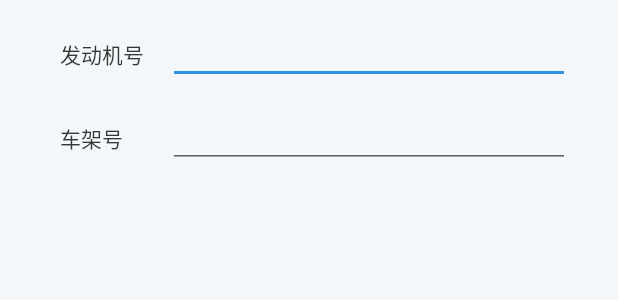
After one commit to miomin/KeeperPlus, an Android app: the layout fragment_sample.xml on its own in the app's theme, with its tools: preview values and no code run, on a phone screen of 412 x 824 dp. The commit adds this screen. Shown: the top 300 px of the screen. Run offline under Robolectric (Android 15) with nearby library versions, the phone set to English and light mode, and no system bars.

Commit message:
* [android] add Patient Home

```diff
--- a/app/src/main/java/com/scu/miomin/keeperplus/mvp/presenter/impl/LoginPresenter.java
+++ b/app/src/main/java/com/scu/miomin/keeperplus/mvp/presenter/impl/LoginPresenter.java
@@ -43,14 +43,14 @@ public class LoginPresenter extends BasePresenter<ILoginView> implements ILoginP
                     public void onSuccess(LoginInfo loginInfo) {
 
                         if (loginInfo.getAccount().length() == 11) {
-                            mvpView.startMainActivity();
                             PatientBean patientBean = (PatientBean) UserMoke.getInstance().getUserByID(loginInfo.getAccount());
                             CurrentUserCache.getInstance().setCurrentUser(patientBean);
                         } else {
-                            mvpView.startMainActivity();
                             DoctorBean doctorBean = (DoctorBean) UserMoke.getInstance().getUserByID(loginInfo.getAccount());
                             CurrentUserCache.getInstance().setCurrentUser(doctorBean);
                         }
+
+                        mvpView.startMainActivity();
 
                         // 保存登录信息到SharedPerences
                         saveLoginInfo(loginInfo);
--- a/app/src/main/java/com/scu/miomin/keeperplus/mvp/view/impl/LoginActivity.java
+++ b/app/src/main/java/com/scu/miomin/keeperplus/mvp/view/impl/LoginActivity.java
@@ -12,7 +12,6 @@ import android.widget.EditText;
 import android.widget.LinearLayout;
 
 import com.jakewharton.rxbinding.view.RxView;
-import com.scu.miomin.keeperplus.MainActivity;
 import com.scu.miomin.keeperplus.R;
 import com.scu.miomin.keeperplus.constants.ActivityType;
 import com.scu.miomin.keeperplus.mvp.presenter.impl.LoginPresenter;
@@ -168,6 +167,6 @@ public class LoginActivity extends BaseToolbarMvpActivity<LoginPresenter> implem
 
     @Override
     public void startMainActivity() {
-        startActivity(new Intent(LoginActivity.this, MainActivity.class));
+        startActivity(new Intent(LoginActivity.this, PatientHomeActivity.class));
     }
 }
--- /dev/null
+++ b/app/src/main/res/layout/fragment_sample.xml
@@ -0,0 +1,66 @@
+<LinearLayout xmlns:android="http://schemas.android.com/apk/res/android"
+    xmlns:app="http://schemas.android.com/apk/res-auto"
+    android:layout_width="match_parent"
+    android:layout_height="match_parent"
+    android:background="#fff4f7f9"
+    android:orientation="vertical">
+
+    <LinearLayout
+        android:layout_width="match_parent"
+        android:layout_height="wrap_content"
+        android:layout_marginLeft="32dp"
+        android:layout_marginRight="32dp"
+        android:layout_marginTop="16dp"
+        android:gravity="center_vertical"
+        android:orientation="horizontal">
+
+        <TextView
+            android:layout_width="64dp"
+            android:layout_height="wrap_content"
+            android:paddingLeft="8dp"
+            android:text="发动机号"
+            android:textColor="@color/blackLight" />
+
+        <EditText
+            android:id="@+id/et_engine_no"
+            android:layout_width="match_parent"
+            android:layout_height="wrap_content"
+            android:layout_marginLeft="16dp"
+            android:inputType="textEmailAddress"
+            android:password="false"
+            android:singleLine="true"
+            android:textColor="@color/blackLight"
+            android:textSize="14sp" />
+
+    </LinearLayout>
+
+    <LinearLayout
+        android:layout_width="match_parent"
+        android:layout_height="wrap_content"
+        android:layout_marginLeft="32dp"
+        android:layout_marginRight="32dp"
+        android:layout_marginTop="16dp"
+        android:gravity="center_vertical"
+        android:orientation="horizontal">
+
+        <TextView
+            android:layout_width="64dp"
+            android:layout_height="wrap_content"
+            android:paddingLeft="8dp"
+            android:text="车架号"
+            android:textColor="@color/blackLight" />
+
+        <EditText
+            android:id="@+id/et_class_no"
+            android:layout_width="match_parent"
+            android:layout_height="wrap_content"
+            android:layout_marginLeft="16dp"
+            android:inputType="textEmailAddress"
+            android:password="false"
+            android:singleLine="true"
+            android:textColor="@color/blackLight"
+            android:textSize="14sp" />
+
+    </LinearLayout>
+
+</LinearLayout>
--- a/app/src/main/res/values/strings.xml
+++ b/app/src/main/res/values/strings.xml
@@ -15,4 +15,8 @@
     <string name="getcode">获取验证码</string>
     <string name="userprotocol">阅读并接受《用户协议》</string>
 
+    <string name="msg">消息</string>
+    <string name="main">主页</string>
+    <string name="me">我的</string>
+
 </resources>
```
Also changed, not shown: app/src/main/AndroidManifest.xml (+5 -3 lines), app/src/main/java/com/scu/miomin/keeperplus/MainActivity.java (deleted, +0 -29 lines), app/src/main/java/com/scu/miomin/keeperplus/core/KeepPlusApp.java (+16 -0 lines), app/src/main/java/com/scu/miomin/keeperplus/mvp/view/impl/PatientHomeActivity.java (added, +105 -0 lines), app/src/main/java/com/scu/miomin/keeperplus/mvp/view/impl/SampleBundleFragment.java (added, +52 -0 lines), app/src/main/java/com/scu/miomin/keeperplus/splash/SplashActivity.java (+7 -2 lines), app/src/main/java/com/scu/miomin/keeperplus/util/UIHelper.java (+10 -4 lines), app/src/main/res/drawable/icon_main_tab.xml (added, +9 -0 lines), app/src/main/res/drawable/icon_msg_tab.xml (added, +10 -0 lines), app/src/main/res/drawable/icon_myself_tab.xml (added, +10 -0 lines), app/src/main/res/layout/activity_patient_home.xml (added, +18 -0 lines).
